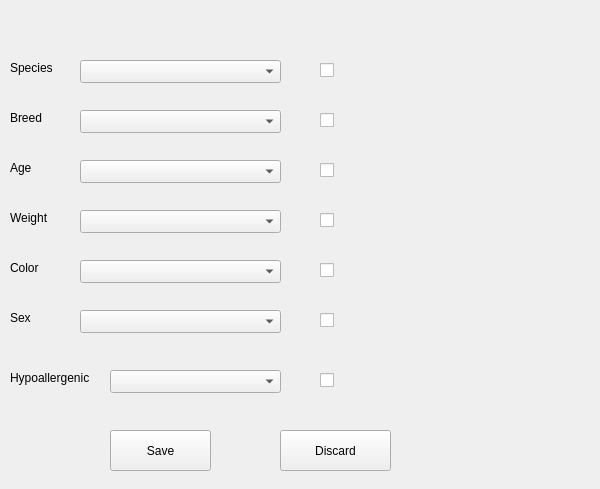
Before: the Qt Designer form pet_tinder/gui/preftab.ui in CS-205-S21/team_1_4, drawn with Qt 5.
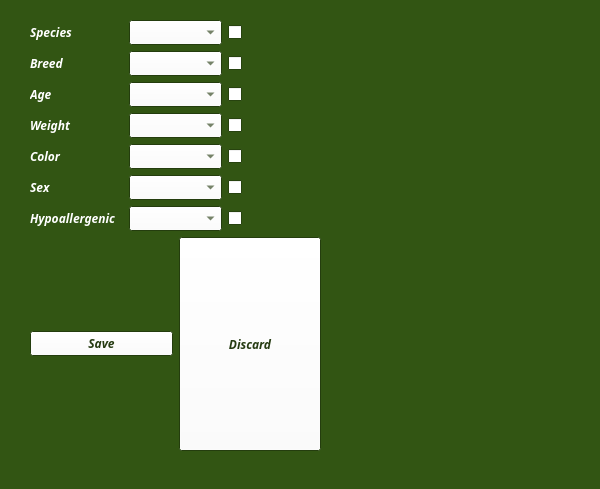
After: the same form once the commit is applied.

Commit message: Updated visuals for GUI but GUI crashes

The edit to the form file:
```diff
--- a/pet_tinder/gui/preftab.ui
+++ b/pet_tinder/gui/preftab.ui
@@ -10,298 +10,350 @@
     <height>489</height>
    </rect>
   </property>
+  <property name="palette">
+   <palette>
+    <active>
+     <colorrole role="WindowText">
+      <brush brushstyle="SolidPattern">
+       <color alpha="255">
+        <red>255</red>
+        <green>255</green>
+        <blue>255</blue>
+       </color>
+      </brush>
+     </colorrole>
+     <colorrole role="Button">
+      <brush brushstyle="SolidPattern">
+       <color alpha="255">
+        <red>255</red>
+        <green>255</green>
+        <blue>255</blue>
+       </color>
+      </brush>
+     </colorrole>
+     <colorrole role="ButtonText">
+      <brush brushstyle="SolidPattern">
+       <color alpha="255">
+        <red>38</red>
+        <green>59</green>
+        <blue>18</blue>
+       </color>
+      </brush>
+     </colorrole>
+     <colorrole role="Base">
+      <brush brushstyle="SolidPattern">
+       <color alpha="255">
+        <red>255</red>
+        <green>255</green>
+        <blue>255</blue>
+       </color>
+      </brush>
+     </colorrole>
+     <colorrole role="Window">
+      <brush brushstyle="SolidPattern">
+       <color alpha="255">
+        <red>50</red>
+        <green>85</green>
+        <blue>19</blue>
+       </color>
+      </brush>
+     </colorrole>
+    </active>
+    <inactive>
+     <colorrole role="WindowText">
+      <brush brushstyle="SolidPattern">
+       <color alpha="255">
+        <red>255</red>
+        <green>255</green>
+        <blue>255</blue>
+       </color>
+      </brush>
+     </colorrole>
+     <colorrole role="Button">
+      <brush brushstyle="SolidPattern">
+       <color alpha="255">
+        <red>255</red>
+        <green>255</green>
+        <blue>255</blue>
+       </color>
+      </brush>
+     </colorrole>
+     <colorrole role="ButtonText">
+      <brush brushstyle="SolidPattern">
+       <color alpha="255">
+        <red>38</red>
+        <green>59</green>
+        <blue>18</blue>
+       </color>
+      </brush>
+     </colorrole>
+     <colorrole role="Base">
+      <brush brushstyle="SolidPattern">
+       <color alpha="255">
+        <red>255</red>
+        <green>255</green>
+        <blue>255</blue>
+       </color>
+      </brush>
+     </colorrole>
+     <colorrole role="Window">
+      <brush brushstyle="SolidPattern">
+       <color alpha="255">
+        <red>50</red>
+        <green>85</green>
+        <blue>19</blue>
+       </color>
+      </brush>
+     </colorrole>
+    </inactive>
+    <disabled>
+     <colorrole role="WindowText">
+      <brush brushstyle="SolidPattern">
+       <color alpha="255">
+        <red>190</red>
+        <green>190</green>
+        <blue>190</blue>
+       </color>
+      </brush>
+     </colorrole>
+     <colorrole role="Button">
+      <brush brushstyle="SolidPattern">
+       <color alpha="255">
+        <red>255</red>
+        <green>255</green>
+        <blue>255</blue>
+       </color>
+      </brush>
+     </colorrole>
+     <colorrole role="ButtonText">
+      <brush brushstyle="SolidPattern">
+       <color alpha="255">
+        <red>190</red>
+        <green>190</green>
+        <blue>190</blue>
+       </color>
+      </brush>
+     </colorrole>
+     <colorrole role="Base">
+      <brush brushstyle="SolidPattern">
+       <color alpha="255">
+        <red>50</red>
+        <green>85</green>
+        <blue>19</blue>
+       </color>
+      </brush>
+     </colorrole>
+     <colorrole role="Window">
+      <brush brushstyle="SolidPattern">
+       <color alpha="255">
+        <red>50</red>
+        <green>85</green>
+        <blue>19</blue>
+       </color>
+      </brush>
+     </colorrole>
+    </disabled>
+   </palette>
+  </property>
+  <property name="font">
+   <font>
+    <family>Purisa</family>
+    <weight>75</weight>
+    <italic>true</italic>
+    <bold>true</bold>
+   </font>
+  </property>
   <property name="windowTitle">
    <string>Form</string>
   </property>
-  <widget class="QLabel" name="label">
+  <widget class="QWidget" name="">
    <property name="geometry">
     <rect>
-     <x>10</x>
-     <y>60</y>
-     <width>59</width>
-     <height>15</height>
+     <x>30</x>
+     <y>20</y>
+     <width>291</width>
+     <height>431</height>
     </rect>
    </property>
-   <property name="text">
-    <string>Species</string>
-   </property>
-  </widget>
-  <widget class="QComboBox" name="comboBoxSpecies">
-   <property name="geometry">
-    <rect>
-     <x>80</x>
-     <y>60</y>
-     <width>201</width>
-     <height>23</height>
-    </rect>
-   </property>
-  </widget>
-  <widget class="QComboBox" name="comboBoxBreeds">
-   <property name="geometry">
-    <rect>
-     <x>80</x>
-     <y>110</y>
-     <width>201</width>
-     <height>23</height>
-    </rect>
-   </property>
-  </widget>
-  <widget class="QComboBox" name="comboBoxAges">
-   <property name="geometry">
-    <rect>
-     <x>80</x>
-     <y>160</y>
-     <width>201</width>
-     <height>23</height>
-    </rect>
-   </property>
-  </widget>
-  <widget class="QComboBox" name="comboBoxWeights">
-   <property name="geometry">
-    <rect>
-     <x>80</x>
-     <y>210</y>
-     <width>201</width>
-     <height>23</height>
-    </rect>
-   </property>
-  </widget>
-  <widget class="QComboBox" name="comboBoxColors">
-   <property name="geometry">
-    <rect>
-     <x>80</x>
-     <y>260</y>
-     <width>201</width>
-     <height>23</height>
-    </rect>
-   </property>
-  </widget>
-  <widget class="QComboBox" name="comboBoxSex">
-   <property name="geometry">
-    <rect>
-     <x>80</x>
-     <y>310</y>
-     <width>201</width>
-     <height>23</height>
-    </rect>
-   </property>
-  </widget>
-  <widget class="QComboBox" name="comboBoxHypo">
-   <property name="geometry">
-    <rect>
-     <x>110</x>
-     <y>370</y>
-     <width>171</width>
-     <height>23</height>
-    </rect>
-   </property>
-  </widget>
-  <widget class="QLabel" name="label_2">
-   <property name="geometry">
-    <rect>
-     <x>10</x>
-     <y>110</y>
-     <width>59</width>
-     <height>15</height>
-    </rect>
-   </property>
-   <property name="text">
-    <string>Breed</string>
-   </property>
-  </widget>
-  <widget class="QLabel" name="label_3">
-   <property name="geometry">
-    <rect>
-     <x>10</x>
-     <y>160</y>
-     <width>59</width>
-     <height>15</height>
-    </rect>
-   </property>
-   <property name="text">
-    <string>Age</string>
-   </property>
-  </widget>
-  <widget class="QLabel" name="label_4">
-   <property name="geometry">
-    <rect>
-     <x>10</x>
-     <y>210</y>
-     <width>59</width>
-     <height>15</height>
-    </rect>
-   </property>
-   <property name="text">
-    <string>Weight</string>
-   </property>
-  </widget>
-  <widget class="QLabel" name="label_5">
-   <property name="geometry">
-    <rect>
-     <x>10</x>
-     <y>260</y>
-     <width>59</width>
-     <height>15</height>
-    </rect>
-   </property>
-   <property name="text">
-    <string>Color</string>
-   </property>
-  </widget>
-  <widget class="QLabel" name="label_6">
-   <property name="geometry">
-    <rect>
-     <x>10</x>
-     <y>310</y>
-     <width>59</width>
-     <height>15</height>
-    </rect>
-   </property>
-   <property name="text">
-    <string>Sex</string>
-   </property>
-  </widget>
-  <widget class="QLabel" name="label_7">
-   <property name="geometry">
-    <rect>
-     <x>10</x>
-     <y>370</y>
-     <width>101</width>
-     <height>16</height>
-    </rect>
-   </property>
-   <property name="text">
-    <string>Hypoallergenic</string>
-   </property>
-  </widget>
-  <widget class="QPushButton" name="pushButton">
-   <property name="geometry">
-    <rect>
-     <x>110</x>
-     <y>430</y>
-     <width>101</width>
-     <height>41</height>
-    </rect>
-   </property>
-   <property name="text">
-    <string>Save</string>
-   </property>
-  </widget>
-  <widget class="QPushButton" name="pushButton_2">
-   <property name="geometry">
-    <rect>
-     <x>280</x>
-     <y>430</y>
-     <width>111</width>
-     <height>41</height>
-    </rect>
-   </property>
-   <property name="sizePolicy">
-    <sizepolicy hsizetype="Fixed" vsizetype="Fixed">
-     <horstretch>0</horstretch>
-     <verstretch>0</verstretch>
-    </sizepolicy>
-   </property>
-   <property name="maximumSize">
-    <size>
-     <width>280</width>
-     <height>430</height>
-    </size>
-   </property>
-   <property name="text">
-    <string>Discard</string>
-   </property>
-  </widget>
-  <widget class="QCheckBox" name="checkBox">
-   <property name="geometry">
-    <rect>
-     <x>320</x>
-     <y>60</y>
-     <width>85</width>
-     <height>21</height>
-    </rect>
-   </property>
-   <property name="text">
-    <string/>
-   </property>
-  </widget>
-  <widget class="QCheckBox" name="checkBox_2">
-   <property name="geometry">
-    <rect>
-     <x>320</x>
-     <y>110</y>
-     <width>85</width>
-     <height>21</height>
-    </rect>
-   </property>
-   <property name="text">
-    <string/>
-   </property>
-  </widget>
-  <widget class="QCheckBox" name="checkBox_3">
-   <property name="geometry">
-    <rect>
-     <x>320</x>
-     <y>160</y>
-     <width>85</width>
-     <height>21</height>
-    </rect>
-   </property>
-   <property name="text">
-    <string/>
-   </property>
-  </widget>
-  <widget class="QCheckBox" name="checkBox_4">
-   <property name="geometry">
-    <rect>
-     <x>320</x>
-     <y>210</y>
-     <width>85</width>
-     <height>21</height>
-    </rect>
-   </property>
-   <property name="text">
-    <string/>
-   </property>
-  </widget>
-  <widget class="QCheckBox" name="checkBox_5">
-   <property name="geometry">
-    <rect>
-     <x>320</x>
-     <y>260</y>
-     <width>85</width>
-     <height>21</height>
-    </rect>
-   </property>
-   <property name="text">
-    <string/>
-   </property>
-  </widget>
-  <widget class="QCheckBox" name="checkBox_6">
-   <property name="geometry">
-    <rect>
-     <x>320</x>
-     <y>310</y>
-     <width>85</width>
-     <height>21</height>
-    </rect>
-   </property>
-   <property name="text">
-    <string/>
-   </property>
-  </widget>
-  <widget class="QCheckBox" name="checkBox_7">
-   <property name="geometry">
-    <rect>
-     <x>320</x>
-     <y>370</y>
-     <width>85</width>
-     <height>21</height>
-    </rect>
-   </property>
-   <property name="text">
-    <string/>
-   </property>
+   <layout class="QVBoxLayout" name="verticalLayout">
+    <item>
+     <layout class="QHBoxLayout" name="horizontalLayout">
+      <item>
+       <widget class="QLabel" name="label">
+        <property name="text">
+         <string>Species</string>
+        </property>
+       </widget>
+      </item>
+      <item>
+       <widget class="QComboBox" name="comboBoxSpecies"/>
+      </item>
+      <item>
+       <widget class="QCheckBox" name="checkBox">
+        <property name="text">
+         <string/>
+        </property>
+       </widget>
+      </item>
+     </layout>
+    </item>
+    <item>
+     <layout class="QHBoxLayout" name="horizontalLayout_2">
+      <item>
+       <widget class="QLabel" name="label_2">
+        <property name="text">
+         <string>Breed</string>
+        </property>
+       </widget>
+      </item>
+      <item>
+       <widget class="QComboBox" name="comboBoxBreeds"/>
+      </item>
+      <item>
+       <widget class="QCheckBox" name="checkBox_2">
+        <property name="text">
+         <string/>
+        </property>
+       </widget>
+      </item>
+     </layout>
+    </item>
+    <item>
+     <layout class="QHBoxLayout" name="horizontalLayout_3">
+      <item>
+       <widget class="QLabel" name="label_3">
+        <property name="text">
+         <string>Age</string>
+        </property>
+       </widget>
+      </item>
+      <item>
+       <widget class="QComboBox" name="comboBoxAges"/>
+      </item>
+      <item>
+       <widget class="QCheckBox" name="checkBox_3">
+        <property name="text">
+         <string/>
+        </property>
+       </widget>
+      </item>
+     </layout>
+    </item>
+    <item>
+     <layout class="QHBoxLayout" name="horizontalLayout_4">
+      <item>
+       <widget class="QLabel" name="label_4">
+        <property name="text">
+         <string>Weight</string>
+        </property>
+       </widget>
+      </item>
+      <item>
+       <widget class="QComboBox" name="comboBoxWeights"/>
+      </item>
+      <item>
+       <widget class="QCheckBox" name="checkBox_4">
+        <property name="text">
+         <string/>
+        </property>
+       </widget>
+      </item>
+     </layout>
+    </item>
+    <item>
+     <layout class="QHBoxLayout" name="horizontalLayout_5">
+      <item>
+       <widget class="QLabel" name="label_5">
+        <property name="text">
+         <string>Color</string>
+        </property>
+       </widget>
+      </item>
+      <item>
+       <widget class="QComboBox" name="comboBoxColors"/>
+      </item>
+      <item>
+       <widget class="QCheckBox" name="checkBox_5">
+        <property name="text">
+         <string/>
+        </property>
+       </widget>
+      </item>
+     </layout>
+    </item>
+    <item>
+     <layout class="QHBoxLayout" name="horizontalLayout_6">
+      <item>
+       <widget class="QLabel" name="label_6">
+        <property name="text">
+         <string>Sex</string>
+        </property>
+       </widget>
+      </item>
+      <item>
+       <widget class="QComboBox" name="comboBoxSex"/>
+      </item>
+      <item>
+       <widget class="QCheckBox" name="checkBox_6">
+        <property name="text">
+         <string/>
+        </property>
+       </widget>
+      </item>
+     </layout>
+    </item>
+    <item>
+     <layout class="QHBoxLayout" name="horizontalLayout_7">
+      <item>
+       <widget class="QLabel" name="label_7">
+        <property name="text">
+         <string>Hypoallergenic</string>
+        </property>
+       </widget>
+      </item>
+      <item>
+       <widget class="QComboBox" name="comboBoxHypo"/>
+      </item>
+      <item>
+       <widget class="QCheckBox" name="checkBox_7">
+        <property name="text">
+         <string/>
+        </property>
+       </widget>
+      </item>
+     </layout>
+    </item>
+    <item>
+     <layout class="QHBoxLayout" name="horizontalLayout_8">
+      <item>
+       <widget class="QPushButton" name="pushButton">
+        <property name="text">
+         <string>Save</string>
+        </property>
+       </widget>
+      </item>
+      <item>
+       <widget class="QPushButton" name="pushButton_2">
+        <property name="sizePolicy">
+         <sizepolicy hsizetype="Fixed" vsizetype="Fixed">
+          <horstretch>0</horstretch>
+          <verstretch>0</verstretch>
+         </sizepolicy>
+        </property>
+        <property name="maximumSize">
+         <size>
+          <width>280</width>
+          <height>430</height>
+         </size>
+        </property>
+        <property name="text">
+         <string>Discard</string>
+        </property>
+       </widget>
+      </item>
+     </layout>
+    </item>
+   </layout>
   </widget>
  </widget>
  <resources/>
```
The commit also changes 4 other files.
